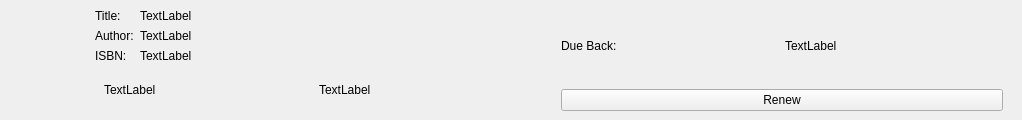
This is bookListView.ui in Mr-Beastman/CS106_A2 as Qt 5 draws it before an edit. The edited form follows.
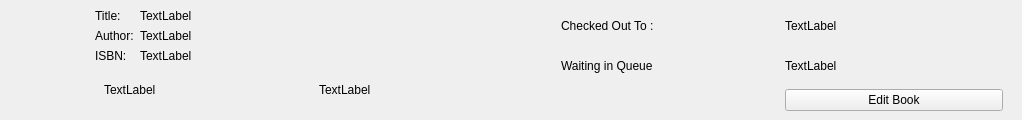
This is the edited form.

Patch:
```diff
--- a/bookListView.ui
+++ b/bookListView.ui
@@ -183,7 +183,7 @@
    <item>
     <widget class="QStackedWidget" name="optionsStackedWidget">
      <property name="currentIndex">
-      <number>2</number>
+      <number>1</number>
      </property>
      <widget class="QWidget" name="userNotAvailablePage">
       <layout class="QVBoxLayout" name="verticalLayout_4">
@@ -214,6 +214,45 @@
        </item>
       </layout>
      </widget>
+     <widget class="QWidget" name="adminPage">
+      <layout class="QGridLayout" name="gridLayout">
+       <item row="1" column="1">
+        <widget class="QLabel" name="QueueOutputLabel">
+         <property name="text">
+          <string>TextLabel</string>
+         </property>
+        </widget>
+       </item>
+       <item row="1" column="0">
+        <widget class="QLabel" name="QueueLabel">
+         <property name="text">
+          <string>Waiting in Queue</string>
+         </property>
+        </widget>
+       </item>
+       <item row="0" column="0">
+        <widget class="QLabel" name="CheckedOutToLabel">
+         <property name="text">
+          <string>Checked Out To :</string>
+         </property>
+        </widget>
+       </item>
+       <item row="0" column="1">
+        <widget class="QLabel" name="CheckedOutputLabel">
+         <property name="text">
+          <string>TextLabel</string>
+         </property>
+        </widget>
+       </item>
+       <item row="2" column="1">
+        <widget class="QPushButton" name="editButton">
+         <property name="text">
+          <string>Edit Book</string>
+         </property>
+        </widget>
+       </item>
+      </layout>
+     </widget>
      <widget class="QWidget" name="userAvailablePage">
       <layout class="QVBoxLayout" name="verticalLayout_3">
        <item>
```
